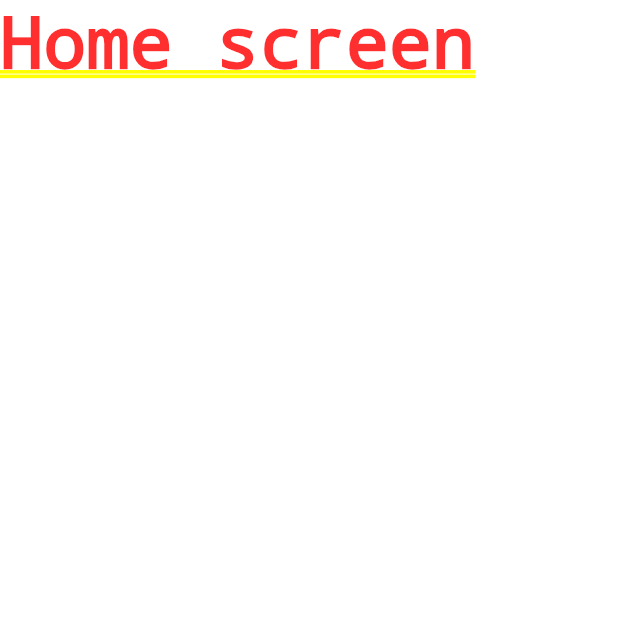
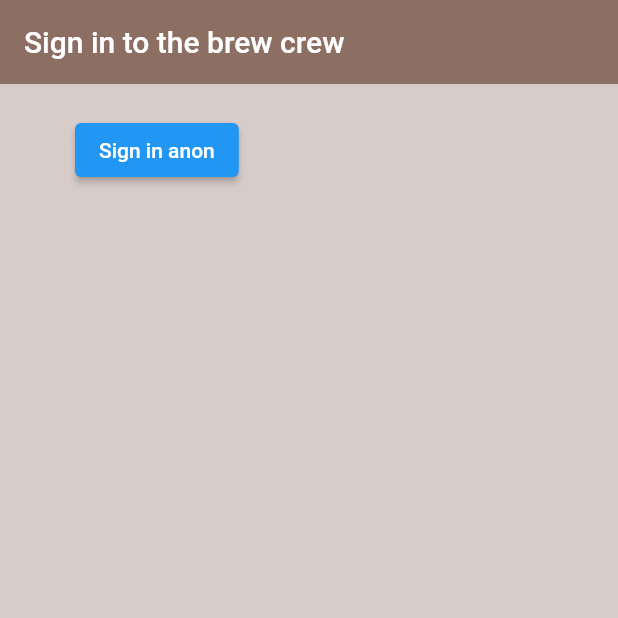
Before and after one commit to jianhui-ben/firebase-flutter-brew-crew-app, a Flutter app: the screen it shows after launch, on a phone screen of 412 x 824 dp, the top half of it. Run offline on Flutter 3.47's test engine with Material 2 defaults, Android fonts, the phone set to English and light mode, and no system bars; our stand-ins replace firebase_auth, firebase_core; accounts and stored records are empty.

Commit message:
set up sign in anonymously and add custom user model that only contain uid for simlicity reason

```diff
--- a/lib/main.dart
+++ b/lib/main.dart
@@ -5,7 +5,11 @@ import 'firebase_options.dart';
 import 'package:firebase_auth/firebase_auth.dart';
 
 
-void main() {
+Future<void> main() async {
+  WidgetsFlutterBinding.ensureInitialized();
+  await Firebase.initializeApp(
+    options: DefaultFirebaseOptions.currentPlatform,
+  );
   runApp(const MyApp());
 }
 
--- /dev/null
+++ b/lib/models/user.dart
@@ -0,0 +1,10 @@
+class BrewUser {
+  final String uid;
+
+  BrewUser({required this.uid});
+
+  @override
+  String toString() {
+    return "uid: $uid";
+  }
+}
--- a/lib/screens/authenticate/authenticate.dart
+++ b/lib/screens/authenticate/authenticate.dart
@@ -1,3 +1,4 @@
+import 'package:firebase_flutter_brew_crew_app/screens/authenticate/sign_in.dart';
 import 'package:flutter/material.dart';
 
 class Authenticate extends StatefulWidget {
@@ -10,6 +11,6 @@ class Authenticate extends StatefulWidget {
 class _AuthenticateState extends State<Authenticate> {
   @override
   Widget build(BuildContext context) {
-    return const Text("authenticate page");
+    return SignIn();
   }
 }
--- /dev/null
+++ b/lib/screens/authenticate/sign_in.dart
@@ -0,0 +1,41 @@
+import 'package:firebase_flutter_brew_crew_app/services/auth.dart';
+import 'package:flutter/material.dart';
+
+class SignIn extends StatefulWidget {
+  const SignIn({super.key});
+
+  @override
+  State<SignIn> createState() => _SignInState();
+}
+
+class _SignInState extends State<SignIn> {
+
+  final AuthService _auth = AuthService();
+
+  @override
+  Widget build(BuildContext context) {
+    return Scaffold(
+      backgroundColor: Colors.brown[100],
+      appBar: AppBar(
+        backgroundColor: Colors.brown[400],
+        elevation: 0.0,
+        title: Text("Sign in to the brew crew"),
+      ),
+      body: Container(
+        padding: EdgeInsets.symmetric(vertical: 20, horizontal: 50),
+        child: ElevatedButton(
+          child: Text("Sign in anon"),
+          onPressed: () async {
+            dynamic result = await _auth.signInAnon();
+            if (result == null) {
+              print("error signing in");
+            } else {
+              print("user signed in");
+              print(result);
+            }
+          },
+        ),
+      ),
+    );
+  }
+}
--- a/lib/screens/wrapper.dart
+++ b/lib/screens/wrapper.dart
@@ -1,3 +1,4 @@
+import 'package:firebase_flutter_brew_crew_app/screens/authenticate/authenticate.dart';
 import 'package:firebase_flutter_brew_crew_app/screens/home/home.dart';
 import 'package:flutter/material.dart';
 
@@ -8,6 +9,7 @@ class Wrapper extends StatelessWidget {
   Widget build(BuildContext context) {
 
     //return either Home or Authenticate widget
-    return Home();
+    // return Home();
+    return Authenticate();
   }
 }
```
Also changed, not shown: lib/services/auth.dart (added, +35 -0 lines).
